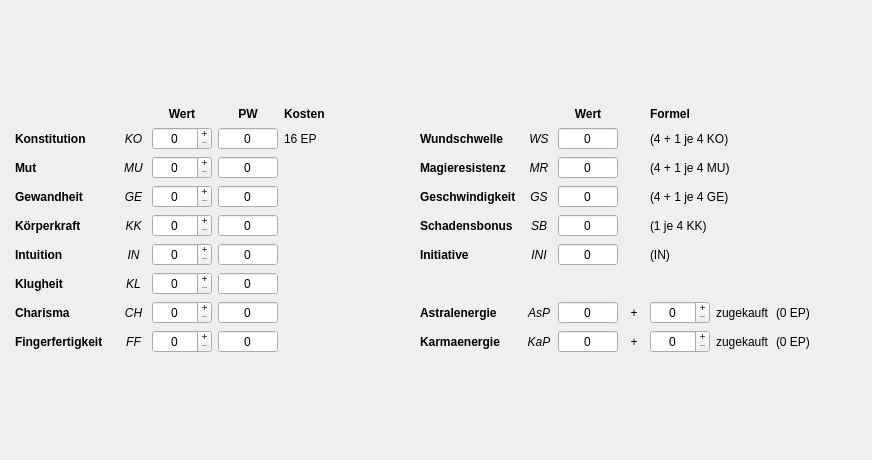
This is designer/CharakterAttribute.ui in Aeolitus/Sephrasto as Qt 5 draws it before an edit. The edited form follows.
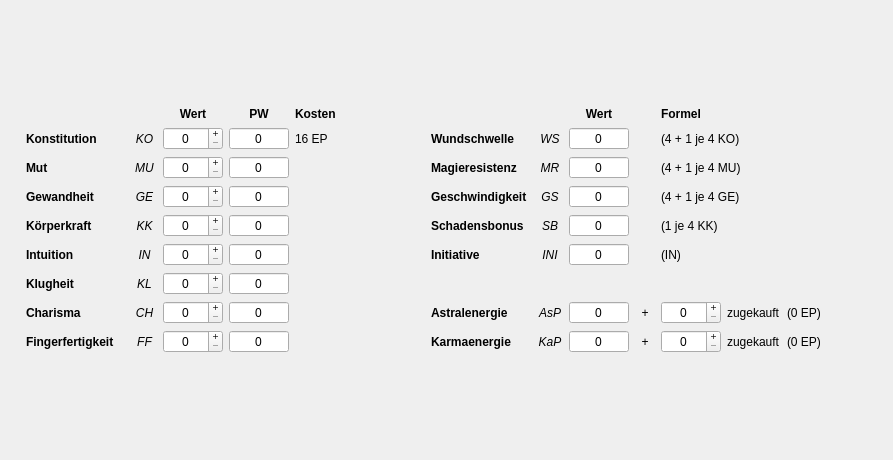
This is the edited form.

Commit message: Attribute Tab: Add description tooltips to all Attribute and Abgeleitete werte

```diff
--- a/designer/CharakterAttribute.ui
+++ b/designer/CharakterAttribute.ui
@@ -6,7 +6,7 @@
    <rect>
     <x>0</x>
     <y>0</y>
-    <width>872</width>
+    <width>893</width>
     <height>460</height>
    </rect>
   </property>
```
Left out of the diff: 42 changed lines with no effect on the pictures. The commit also changes 2 other files.
